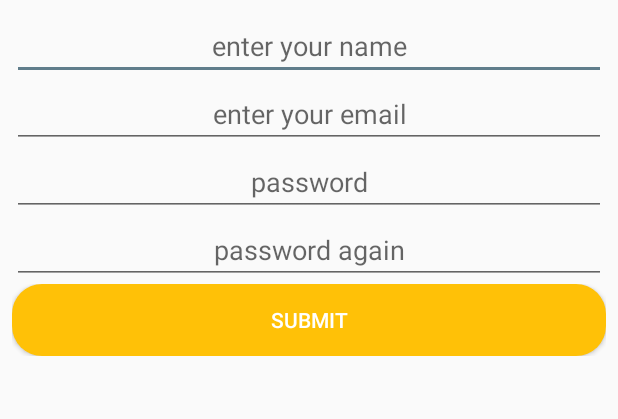
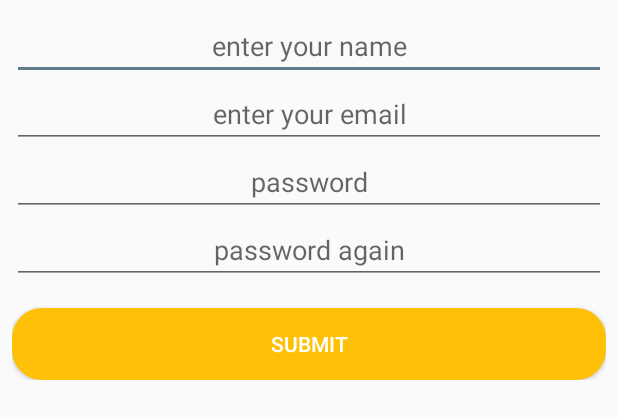
Before and after one commit to CivitasHaw/Civitas, an Android app: the layout fragment_register.xml on its own in the app's theme, with its tools: preview values and no code run, on a phone screen of 412 x 824 dp. Shown: the top 419 px of the screen. Run offline under Robolectric (Android 15) with nearby library versions, the phone set to English and light mode, and no system bars.

Commit message:
layout changes -> register button margin

```diff
--- a/app/src/main/res/layout/fragment_register.xml
+++ b/app/src/main/res/layout/fragment_register.xml
@@ -72,19 +72,12 @@
             <Button
                 android:id="@+id/button_register_submit"
                 android:text="@string/button_register_submit"
+                android:layout_marginTop="16dp"
                 android:background="@drawable/buttons"
                 android:textColor="@color/white"
                 android:layout_width="match_parent"
                 android:layout_weight="1"
                 android:layout_height="wrap_content" />
-<!--
-            <Button
-                android:id="@+id/button_register_login"
-                android:text="@string/button_register_login"
-                android:background="@drawable/buttons"
-                android:layout_weight="1"
-                android:layout_width="match_parent"
-                android:layout_height="wrap_content" />-->
 
         </LinearLayout>
 
```
